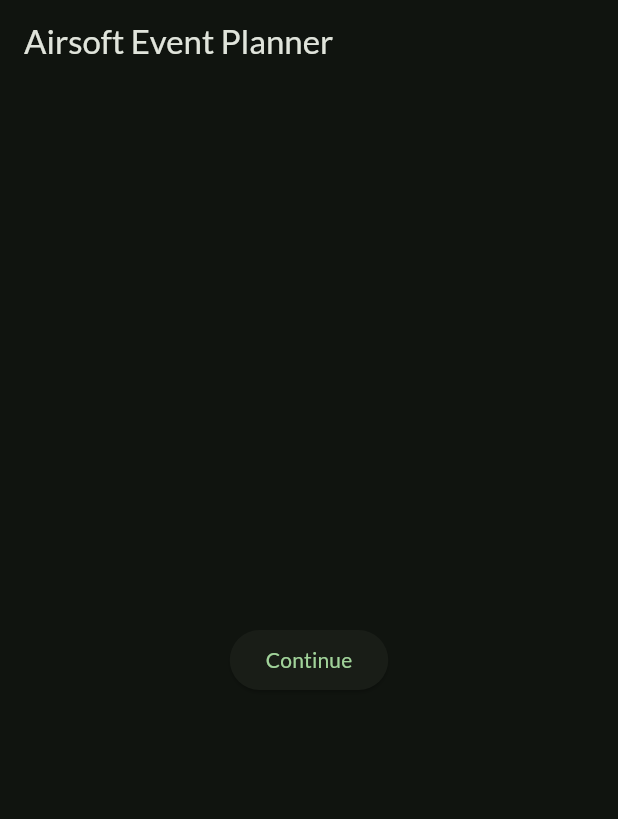
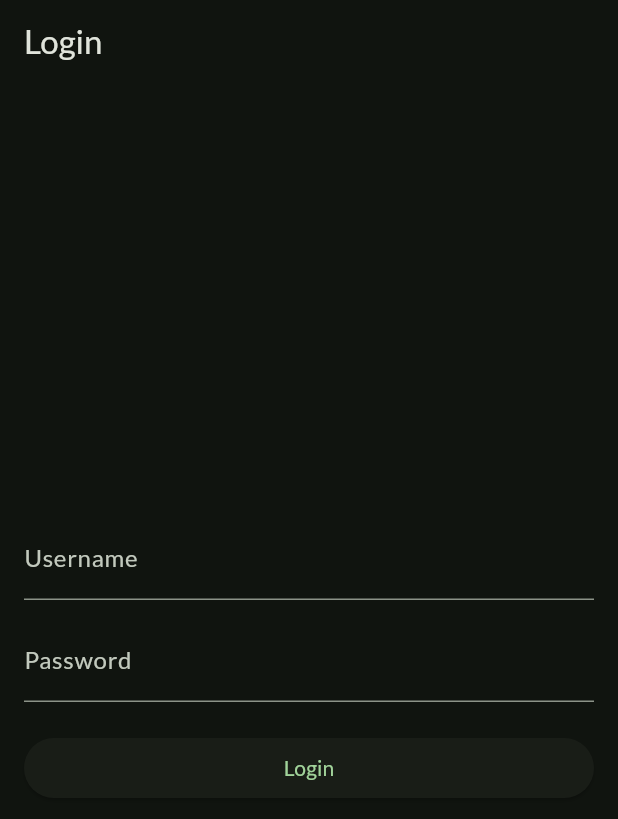
Before and after one commit to RostyDev/AirsoftPlanner, a Flutter app: the screen it shows after launch, after a tap on "Continue", on a phone screen of 412 x 824 dp. Shown: the top 819 px of the screen. Run offline on Flutter 3.47's test engine with Material 3 defaults, Android fonts, the light colour scheme and no system bars; our stand-ins replace google_fonts; missing offline and left inert: mysql1.

Commit message:
Added dbservices and login functions and screen

```diff
--- /dev/null
+++ b/lib/models/user_manager.dart
@@ -0,0 +1,18 @@
+class UserManager {
+  static Map<String, dynamic>? _loggedInUser;
+
+  // Getter to access logged-in user information
+  static Map<String, dynamic>? get loggedInUser => _loggedInUser;
+
+  // Method to set logged-in user information
+  static void setUser(Map<String, dynamic> user) {
+    _loggedInUser = user;
+  }
+
+  // Method to clear logged-in user information (on logout)
+  static void clearUser() {
+    _loggedInUser = null;
+  }
+
+  // Add more methods as needed to manage user state
+}
--- a/lib/screens/home_screen.dart
+++ b/lib/screens/home_screen.dart
@@ -1,3 +1,4 @@
+import 'package:airsoftplanner/screens/inlog_screen.dart';
 import 'package:flutter/material.dart';
 
 class HomeScreen extends StatelessWidget {
@@ -12,7 +13,10 @@ class HomeScreen extends StatelessWidget {
       body: Center(
         child: ElevatedButton(
           onPressed: () {
-            // Add navigation logic here
+            Navigator.pushReplacement(
+              context,
+              MaterialPageRoute(builder: (context) => const InlogScreen()),
+            );
           },
           child: const Text('Continue'),
         ),
--- a/lib/screens/inlog_screen.dart
+++ b/lib/screens/inlog_screen.dart
@@ -0,0 +1,109 @@
+import 'package:flutter/material.dart';
+import '../database_service.dart';
+import '../models/user_manager.dart';
+import '../screens/home_screen.dart';
+
+class InlogScreen extends StatefulWidget {
+  const InlogScreen({super.key});
+
+  @override
+  _InlogScreenState createState() => _InlogScreenState();
+}
+
+class _InlogScreenState extends State<InlogScreen> {
+  final TextEditingController _usernameController = TextEditingController();
+  final TextEditingController _passwordController = TextEditingController();
+  final DatabaseService _databaseService = DatabaseService();
+  bool _isLoading = false;
+
+  @override
+  void dispose() {
+    _usernameController.dispose();
+    _passwordController.dispose();
+    super.dispose();
+  }
+
+  Future<void> _login() async {
+    setState(() {
+      _isLoading = true;
+    });
+
+    String username = _usernameController.text.trim();
+    String password = _passwordController.text.trim();
+
+    Map<String, dynamic>? loggedInUser = await _databaseService.checkLogin(username, password);
+
+    setState(() {
+      _isLoading = false;
+    });
+
+    if (loggedInUser != null) {
+      // Store logged-in user information globally
+      UserManager.setUser(loggedInUser);
+
+      // Navigate to the next screen upon successful login
+      Navigator.pushReplacement(
+        context,
+        MaterialPageRoute(builder: (context) => const HomeScreen()),
+      );
+    } else {
+      // Show error message on failed login
+      showDialog(
+        context: context,
+        builder: (BuildContext context) {
+          return AlertDialog(
+            title: const Text('Login Failed'),
+            content: const Text('Invalid username or password. Please try again.'),
+            actions: [
+              TextButton(
+                onPressed: () {
+                  Navigator.of(context).pop();
+                },
+                child: const Text('OK'),
+              ),
+            ],
+          );
+        },
+      );
+    }
+  }
+
+  @override
+  Widget build(BuildContext context) {
+    return Scaffold(
+      appBar: AppBar(
+        title: const Text('Login'),
+      ),
+      body: _isLoading
+          ? const Center(child: CircularProgressIndicator())
+          : Padding(
+              padding: const EdgeInsets.all(16.0),
+              child: Column(
+                crossAxisAlignment: CrossAxisAlignment.stretch,
+                mainAxisAlignment: MainAxisAlignment.center,
+                children: <Widget>[
+                  TextField(
+                    controller: _usernameController,
+                    decoration: const InputDecoration(
+                      labelText: 'Username',
+                    ),
+                  ),
+                  const SizedBox(height: 12.0),
+                  TextField(
+                    controller: _passwordController,
+                    obscureText: true,
+                    decoration: const InputDecoration(
+                      labelText: 'Password',
+                    ),
+                  ),
+                  const SizedBox(height: 20.0),
+                  ElevatedButton(
+                    onPressed: _login,
+                    child: const Text('Login'),
+                  ),
+                ],
+              ),
+            ),
+    );
+  }
+}
--- a/pubspec.yaml
+++ b/pubspec.yaml
@@ -36,6 +36,7 @@ dependencies:
   # Use with the CupertinoIcons class for iOS style icons.
   cupertino_icons: ^1.0.6
   google_fonts: ^6.2.1
+  mysql1: ^0.20.0
 
 dev_dependencies:
   flutter_test:
```
Also changed, not shown: lib/database_service.dart (added, +83 -0 lines).
